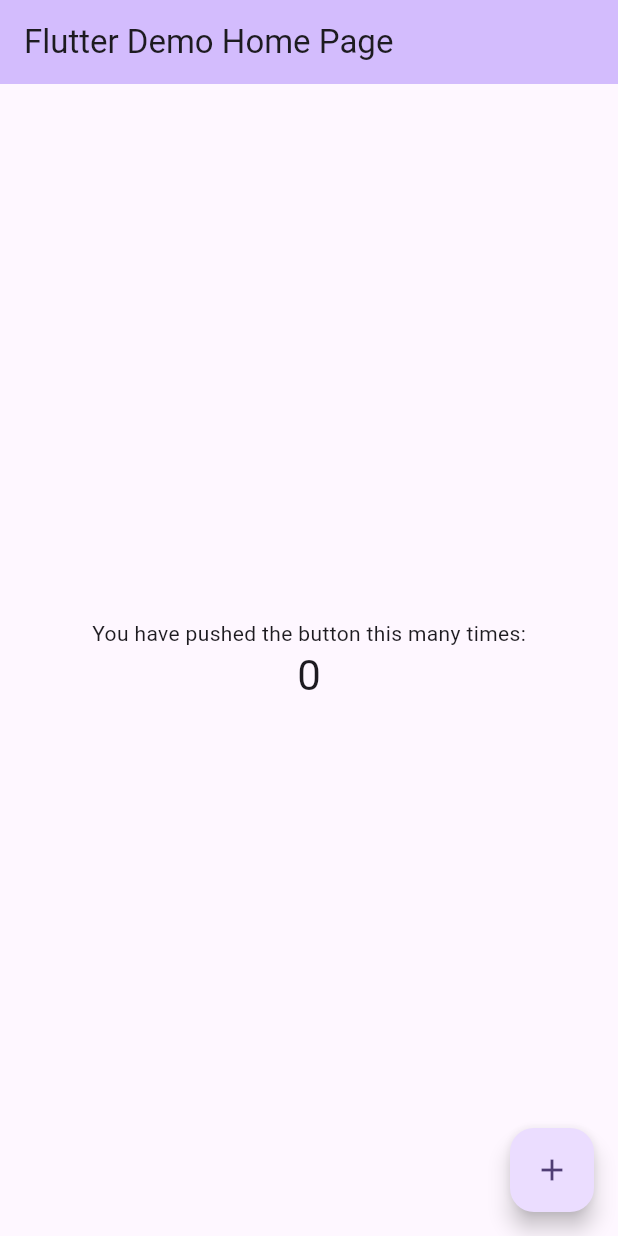
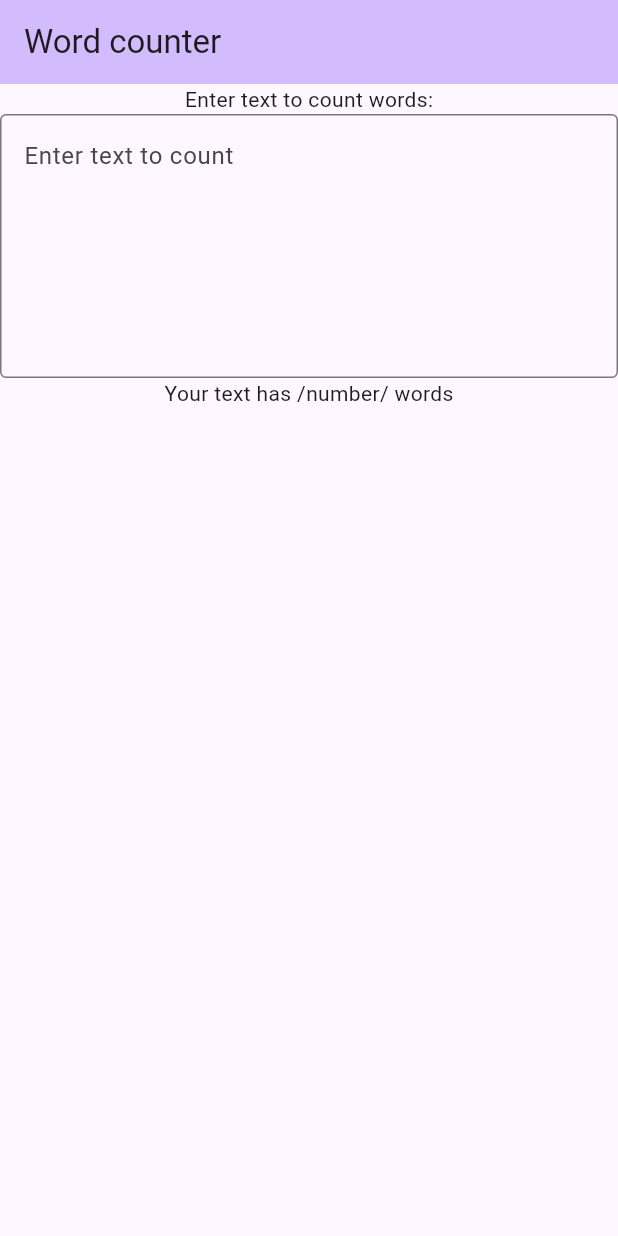
Before and after one commit to Marsietis/PotRE_1, a Flutter app: the screen it shows after launch, on a phone screen of 412 x 824 dp. Run offline on Flutter 3.47's test engine with Material 2 defaults, Android fonts, the phone set to English and light mode, and no system bars.

Commit message:
Created the app layout

```diff
--- a/lib/main.dart
+++ b/lib/main.dart
@@ -7,31 +7,15 @@
 class MyApp extends StatelessWidget {
   const MyApp({super.key});
 
-  // This widget is the root of your application.
   @override
   Widget build(BuildContext context) {
     return MaterialApp(
-      title: 'Flutter Demo',
+      title: 'Word Counter',
       theme: ThemeData(
-        // This is the theme of your application.
-        //
-        // TRY THIS: Try running your application with "flutter run". You'll see
-        // the application has a blue toolbar. Then, without quitting the app,
-        // try changing the seedColor in the colorScheme below to Colors.green
-        // and then invoke "hot reload" (save your changes or press the "hot
-        // reload" button in a Flutter-supported IDE, or press "r" if you used
-        // the command line to start the app).
-        //
-        // Notice that the counter didn't reset back to zero; the application
-        // state is not lost during the reload. To reset the state, use hot
-        // restart instead.
-        //
-        // This works for code too, not just values: Most code changes can be
-        // tested with just a hot reload.
         colorScheme: ColorScheme.fromSeed(seedColor: Colors.deepPurple),
         useMaterial3: true,
       ),
-      home: const MyHomePage(title: 'Flutter Demo Home Page'),
+      home: const MyHomePage(title: 'Word counter'),
     );
   }
 }
@@ -55,16 +39,16 @@
 }
 
 class _MyHomePageState extends State<MyHomePage> {
-  int _counter = 0;
+  int _words = 0;
+  int _chars = 0;
 
-  void _incrementCounter() {
+  void _count() {
     setState(() {
       // This call to setState tells the Flutter framework that something has
       // changed in this State, which causes it to rerun the build method below
       // so that the display can reflect the updated values. If we changed
       // _counter without calling setState(), then the build method would not be
       // called again, and so nothing would appear to happen.
-      _counter++;
     });
   }
 
@@ -78,48 +62,27 @@
     // than having to individually change instances of widgets.
     return Scaffold(
       appBar: AppBar(
-        // TRY THIS: Try changing the color here to a specific color (to
-        // Colors.amber, perhaps?) and trigger a hot reload to see the AppBar
-        // change color while the other colors stay the same.
         backgroundColor: Theme.of(context).colorScheme.inversePrimary,
-        // Here we take the value from the MyHomePage object that was created by
-        // the App.build method, and use it to set our appbar title.
         title: Text(widget.title),
       ),
-      body: Center(
-        // Center is a layout widget. It takes a single child and positions it
-        // in the middle of the parent.
+      body: const Center(
         child: Column(
-          // Column is also a layout widget. It takes a list of children and
-          // arranges them vertically. By default, it sizes itself to fit its
-          // children horizontally, and tries to be as tall as its parent.
-          //
-          // Column has various properties to control how it sizes itself and
-          // how it positions its children. Here we use mainAxisAlignment to
-          // center the children vertically; the main axis here is the vertical
-          // axis because Columns are vertical (the cross axis would be
-          // horizontal).
-          //
-          // TRY THIS: Invoke "debug painting" (choose the "Toggle Debug Paint"
-          // action in the IDE, or press "p" in the console), to see the
-          // wireframe for each widget.
-          mainAxisAlignment: MainAxisAlignment.center,
+          mainAxisAlignment: MainAxisAlignment.start,
           children: <Widget>[
-            const Text(
-              'You have pushed the button this many times:',
+            Text('Enter text to count words:'),
+            TextField(
+              maxLines: 6,
+              decoration: InputDecoration(
+                border: OutlineInputBorder(),
+                hintText: 'Enter text to count',
+              ),
             ),
             Text(
-              '$_counter',
-              style: Theme.of(context).textTheme.headlineMedium,
+              'Your text has /number/ words',
             ),
           ],
         ),
       ),
-      floatingActionButton: FloatingActionButton(
-        onPressed: _incrementCounter,
-        tooltip: 'Increment',
-        child: const Icon(Icons.add),
-      ), // This trailing comma makes auto-formatting nicer for build methods.
     );
   }
 }
```
